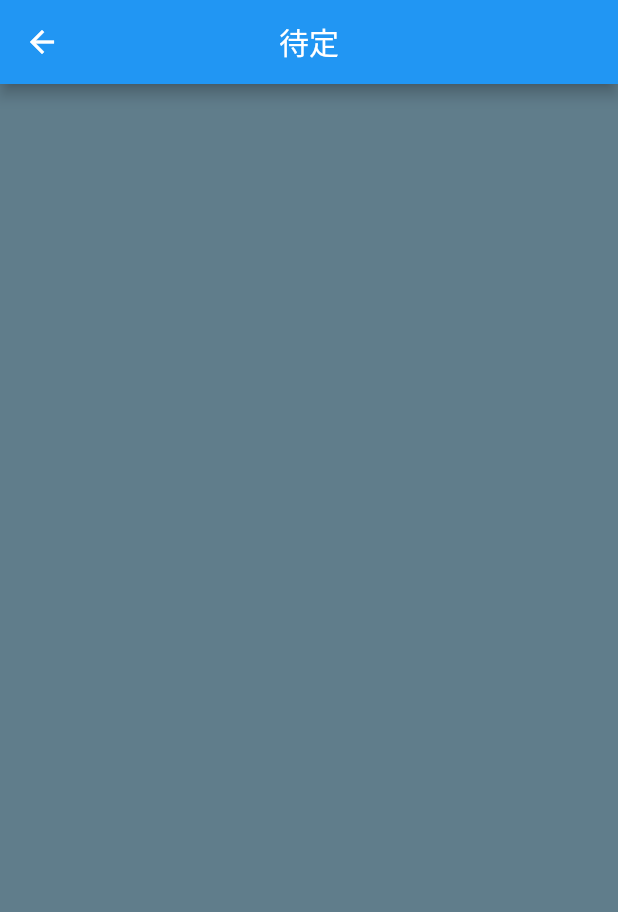
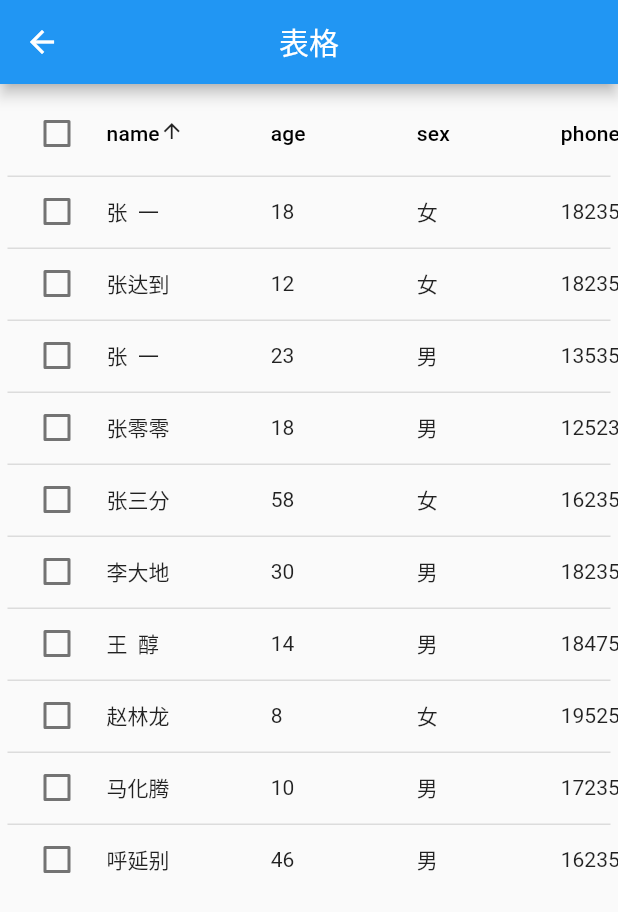
Before and after one commit to D-cocoa/flutter, a Flutter app: the thirdPage screen opened directly, on a phone screen of 412 x 824 dp. Shown: the top 912 px of the screen. Run offline on Flutter 3.47's test engine with Material 2 defaults, Android fonts, the light colour scheme and no system bars; our stand-ins replace date_format, flutter_swiper_null_safety; network calls fail.

Commit message:
23：31  8.16

```diff
--- a/navigator/lib/pages/thirdPage.dart
+++ b/navigator/lib/pages/thirdPage.dart
@@ -1,4 +1,5 @@
 import 'package:flutter/material.dart';
+
 
 class thirdPage extends StatefulWidget {
   const thirdPage({ Key? key }) : super(key: key);
@@ -9,17 +10,81 @@ class thirdPage extends StatefulWidget {
 
 class _thirdPageState extends State<thirdPage> {
 
+  late List personInfoMap = [];
+  late Map unit;
+  late bool _selected = false;
+  late int _sortColumnIndex = 0;
+  late bool _sortAscending = true;
+  @override
+  void initState() {
+    // TODO: implement initState
+    super.initState();
+   personInfoMap= [
+  {'name':'张  一','age':18,'sex':'女','phone':'18235687456','address':'西湖区99号'},
+  {'name':'张达到','age':12,'sex':'女','phone':'18235457456','address':'滨江区49号'},
+  {'name':'张  一','age':23,'sex':'男','phone':'13535687456','address':'湛河区97号'},
+  {'name':'张零零','age':18,'sex':'男','phone':'12523568656','address':'东湖区9号'},
+  {'name':'张三分','age':58,'sex':'女','phone':'16235689456','address':'下城区46号'},
+  {'name':'李大地','age':30,'sex':'男','phone':'18235498756','address':'拱墅区49号'},
+  {'name':'王  醇','age':14,'sex':'男','phone':'18475687456','address':'文一西路52号'},
+  {'name':'赵林龙','age': 8,'sex':'女','phone':'19525687456','address':'古墩路区94号'},
+  {'name':'马化腾','age':10,'sex':'男','phone':'17235687856','address':'天目山路79号'},
+  {'name':'呼延别','age':46,'sex':'男','phone':'16235467456','address':'莫干山路区89号'},
+];
+     unit = personInfoMap[0];
+     print('获取字典中的所有key：${unit.keys}----${unit.values}');
+  }
   @override
   Widget build(BuildContext context) {
      return Scaffold(
       appBar: AppBar(
-        title: Text('待定'),
+        title: Text('表格'),
         centerTitle: true,
       ),
-      body: Container(
-        color: Colors.blueGrey,
-      ),
-    );
+      body: Padding(
+        padding: EdgeInsets.all(5),
+        child: DataTable(
+        sortColumnIndex: _sortColumnIndex, //当前按照哪一列排序
+        sortAscending: _sortAscending,     //按照升序还是降序
+        columns:unit.keys.toList().map((e) => DataColumn(
+          label: Text(e),
+          onSort : (int columnIndex, bool ascending){
+            setState(() {
+              _sortColumnIndex = columnIndex;
+              _sortAscending = ascending;
+              personInfoMap.sort((a,b){
+                if (!ascending) {
+                  var c = a;
+                  a =b;
+                  b =c;
+                }
+                //需要加判断，按照什么排序
+                return a[e].toString().length.compareTo(b[e].toString().length);
+
+              });
+            });
+
+          }
+        )).toList(),
+        rows: personInfoMap.map((e) => DataRow(
+          selected: _selected,
+          onSelectChanged: (v){
+            setState(() {
+              _selected = v!;
+            });
+            print(v);
+          },
+          cells:
+        [DataCell(Text(e['name'])),
+        DataCell(Text(e['age'].toString())),
+        DataCell(Text(e['sex'])),
+        DataCell(Text(e['phone'])),
+        DataCell(Text(e['address'])),
+        ])).toList(),
+
+      )
+    ));
 
   }
+
 }
--- a/navigator/lib/tabs/array.dart
+++ b/navigator/lib/tabs/array.dart
@@ -5,3 +5,15 @@ import '../pages/secondPage.dart';
 import '../pages/thirdPage.dart';
 List tabsTitleArray = ['首页','区域','待定','我的'];
 List tabsContainerArray = [homePage(),secondPage(),thirdPage(),minePage()];
+List personInfoMap = [
+  {'name':'张  一','age':18,'sex':'女','phone':'18235687456','address':'西湖区99号'},
+  {'name':'张达到','age':12,'sex':'女','phone':'18235457456','address':'滨江区49号'},
+  {'name':'张  一','age':23,'sex':'男','phone':'13535687456','address':'湛河区97号'},
+  {'name':'张零零','age':18,'sex':'男','phone':'12523568656','address':'东湖区9号'},
+  {'name':'张三分','age':58,'sex':'女','phone':'16235689456','address':'下城区46号'},
+  {'name':'李大地','age':30,'sex':'男','phone':'18235498756','address':'拱墅区49号'},
+  {'name':'王  醇','age':14,'sex':'男','phone':'18475687456','address':'文一西路52号'},
+  {'name':'赵林龙','age': 8,'sex':'女','phone':'19525687456','address':'古墩路区94号'},
+  {'name':'马化腾','age':10,'sex':'男','phone':'17235687856','address':'天目山路79号'},
+  {'name':'呼延别','age':46,'sex':'男','phone':'16235467456','address':'莫干山路区89号'},
+];
```
Also changed, not shown: navigator/lib/pages/cityDescription.dart (+38 -0 lines), navigator/lib/pages/secondPage.dart (+7 -19 lines).
